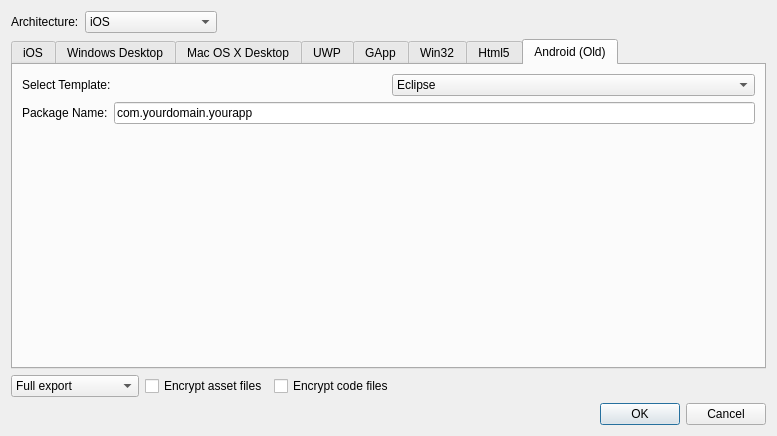
The window that ui/exportprojectdialog.ui (gideros/gideros) describes before a commit, drawn with Qt 5.
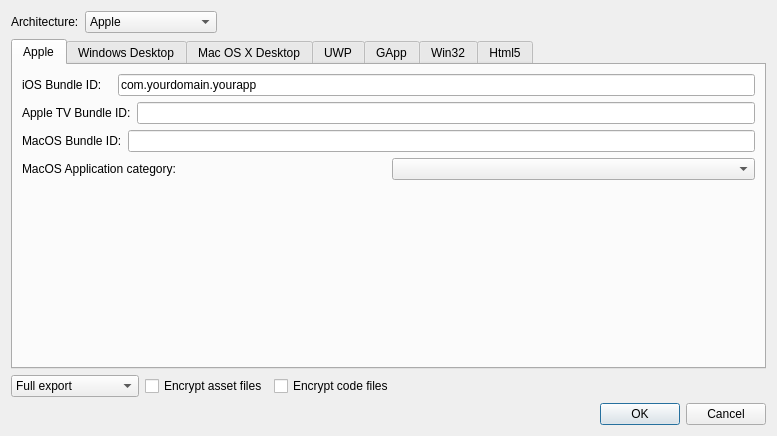
The same window after the commit. The open tabs and pages were chosen to show the change.

Commit message: [core] Implement Sprite effects [export/apple] Change ios export to apple export and include settings for OSX [sample/bloom] Use effects lib instead of GLSL only shader

Patch:
```diff
--- a/ui/exportprojectdialog.ui
+++ b/ui/exportprojectdialog.ui
@@ -42,7 +42,7 @@
        </property>
        <item>
         <property name="text">
-         <string>iOS</string>
+         <string>Apple</string>
         </property>
        </item>
        <item>
@@ -104,7 +104,7 @@
      </property>
      <widget class="QWidget" name="tab">
       <attribute name="title">
-       <string>iOS</string>
+       <string>Apple</string>
       </attribute>
       <layout class="QVBoxLayout" name="verticalLayout_51">
        <item>
@@ -112,7 +112,7 @@
          <item>
           <widget class="QLabel" name="label1">
            <property name="text">
-            <string>Bundle ID:   </string>
+            <string>iOS Bundle ID:   </string>
            </property>
           </widget>
          </item>
@@ -125,6 +125,48 @@
          </item>
         </layout>
        </item>
+       <item>
+        <layout class="QHBoxLayout" name="horizontalLayout_10">
+         <item>
+          <widget class="QLabel" name="label_12">
+           <property name="text">
+            <string>Apple TV Bundle ID:</string>
+           </property>
+          </widget>
+         </item>
+         <item>
+          <widget class="QLineEdit" name="atv_bundle"/>
+         </item>
+        </layout>
+       </item>
+       <item>
+        <layout class="QHBoxLayout" name="horizontalLayout_11">
+         <item>
+          <widget class="QLabel" name="label_13">
+           <property name="text">
+            <string>MacOS Bundle ID:</string>
+           </property>
+          </widget>
+         </item>
+         <item>
+          <widget class="QLineEdit" name="macos_bundle"/>
+         </item>
+        </layout>
+       </item>
+       <item>
+        <layout class="QHBoxLayout" name="horizontalLayout_12">
+         <item>
+          <widget class="QLabel" name="label_14">
+           <property name="text">
+            <string>MacOS Application category:</string>
+           </property>
+          </widget>
+         </item>
+         <item>
+          <widget class="QComboBox" name="macos_category"/>
+         </item>
+        </layout>
+       </item>
        <item>
         <spacer name="verticalSpacer2">
          <property name="orientation">
@@ -609,91 +651,6 @@
        </item>
       </layout>
      </widget>
-     <widget class="QWidget" name="tab_2">
-      <attribute name="title">
-       <string>Android (Old)</string>
-      </attribute>
-      <layout class="QVBoxLayout" name="verticalLayout_3">
-       <item>
-        <layout class="QHBoxLayout" name="horizontalLayout_33">
-         <item>
-          <widget class="QLabel" name="label2">
-           <property name="toolTip">
-            <string>Defines the package name of the Android application.
-
-Generally speaking, the first 2 package &quot;words&quot; are your
-web address in reverse.
-
-Example: com.giderosmobile.timthetimber</string>
-           </property>
-           <property name="text">
-            <string>Select Template:</string>
-           </property>
-          </widget>
-         </item>
-         <item>
-          <widget class="QComboBox" name="android_template">
-           <property name="minimumSize">
-            <size>
-             <width>90</width>
-             <height>0</height>
-            </size>
-           </property>
-           <item>
-            <property name="text">
-             <string>Eclipse</string>
-            </property>
-           </item>
-           <item>
-            <property name="text">
-             <string>Android Studio</string>
-            </property>
-           </item>
-          </widget>
-         </item>
-        </layout>
-       </item>
-       <item>
-        <layout class="QHBoxLayout" name="horizontalLayout_39">
-         <item>
-          <widget class="QLabel" name="label3_3">
-           <property name="toolTip">
-            <string>Defines the package name of the Android application.
-
-Generally speaking, the first 2 package &quot;words&quot; are your
-web address in reverse.
-
-Example: com.giderosmobile.timthetimber</string>
-           </property>
-           <property name="text">
-            <string>Package Name:</string>
-           </property>
-          </widget>
-         </item>
-         <item>
-          <widget class="QLineEdit" name="packageName">
-           <property name="text">
-            <string>com.yourdomain.yourapp</string>
-           </property>
-          </widget>
-         </item>
-        </layout>
-       </item>
-       <item>
-        <spacer name="verticalSpacer_2">
-         <property name="orientation">
-          <enum>Qt::Vertical</enum>
-         </property>
-         <property name="sizeHint" stdset="0">
-          <size>
-           <width>20</width>
-           <height>72</height>
-          </size>
-         </property>
-        </spacer>
-       </item>
-      </layout>
-     </widget>
     </widget>
    </item>
    <item>
```
Left out of the diff: 5 changed lines with no effect on the pictures. The commit also changes 21 other files.
